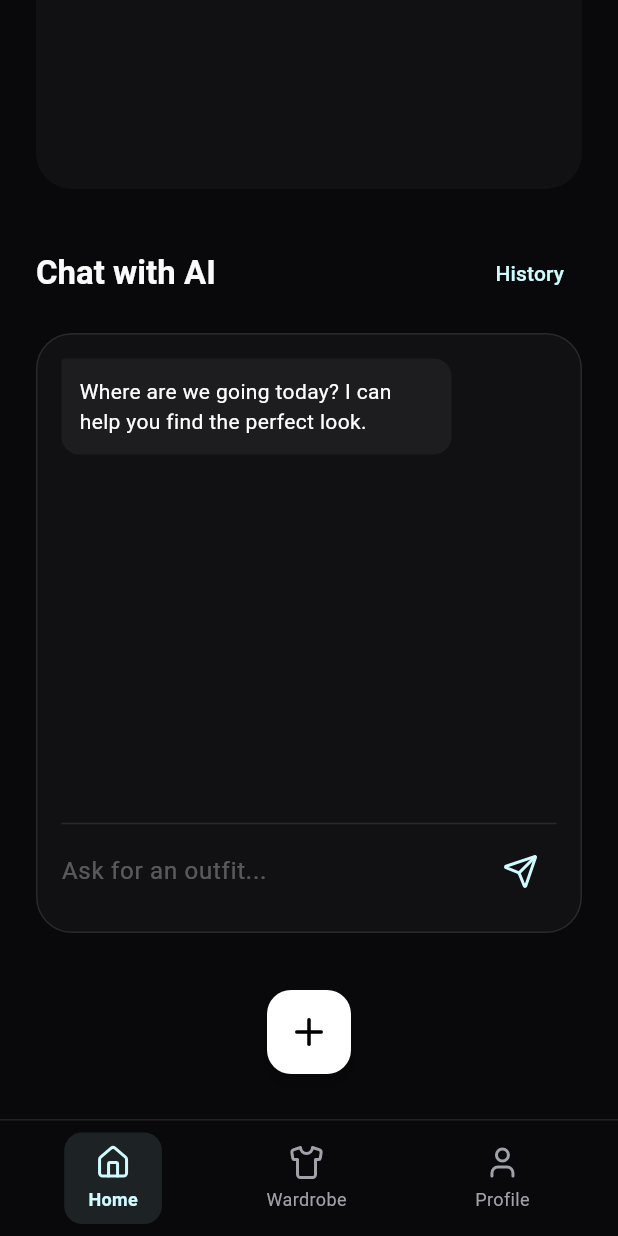
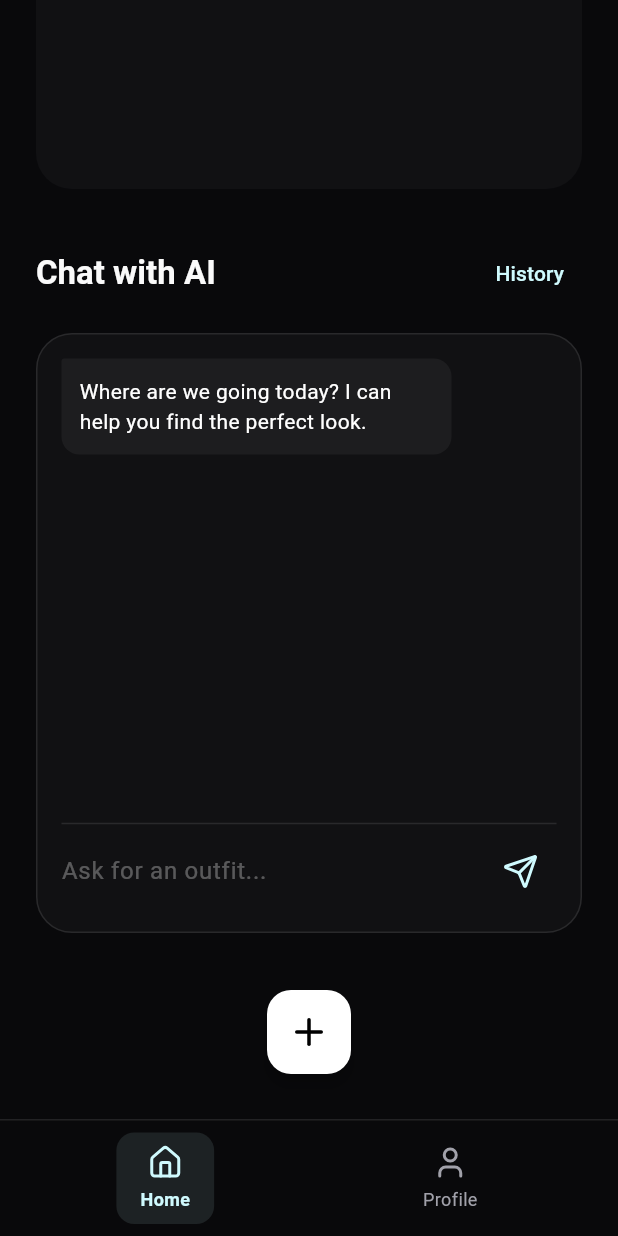
Before and after one commit to MyClo1234/myclo_flutter, a Flutter app: the MainWrapper screen opened directly, scrolled down 688 dp, on a phone screen of 412 x 824 dp. Run offline on Flutter 3.47's test engine with Material 3 defaults, Android fonts, the phone set to English and light mode, and no system bars; our stand-ins replace cached_network_image, flutter_animate, flutter_riverpod, image_picker, lucide_icons; Roboto replaces fonts that are missing (Manrope).

Commit message:
cleanup: remove wardrobe from bottom navigation bar

```diff
--- a/lib/main.dart
+++ b/lib/main.dart
@@ -40,11 +40,7 @@ class MainWrapper extends StatefulWidget {
 class _MainWrapperState extends State<MainWrapper> {
   int _currentIndex = 0;
 
-  final List<Widget> _screens = [
-    const HomeScreen(),
-    const ProfileScreen(), // Fixed: using const if possible or ensuring consistency
-    const ProfileScreen(),
-  ];
+  final List<Widget> _screens = [const HomeScreen(), const ProfileScreen()];
 
   @override
   Widget build(BuildContext context) {
--- a/lib/widgets/custom_navbar.dart
+++ b/lib/widgets/custom_navbar.dart
@@ -30,12 +30,7 @@ class CustomNavbar extends StatelessWidget {
             mainAxisAlignment: MainAxisAlignment.spaceAround,
             children: [
               _buildNavItem(0, LucideIcons.home, 'Home'),
-              _buildNavItem(
-                1,
-                LucideIcons.shirt,
-                'Wardrobe',
-              ), // Mapped to Profile -> Wardrobe tab usually
-              _buildNavItem(2, LucideIcons.user, 'Profile'),
+              _buildNavItem(1, LucideIcons.user, 'Profile'),
             ],
           ),
         ),
```
Also changed, not shown: 1 other file.
